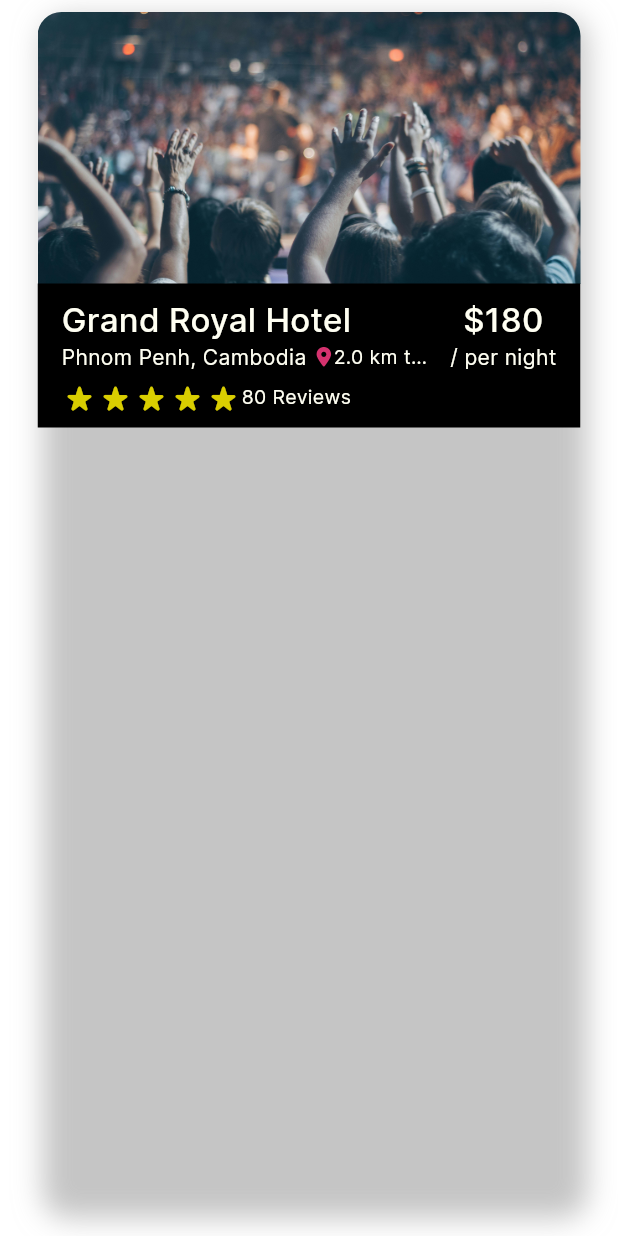
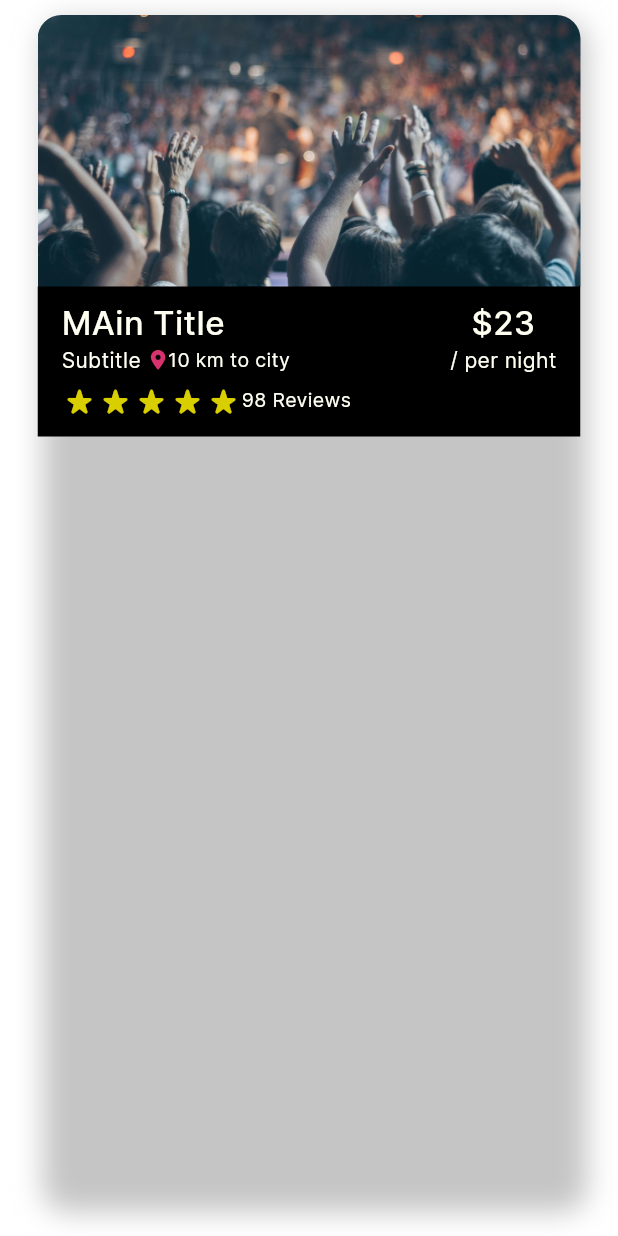
Before and after one commit to ShehanSumudhitha/Eventfest, a Flutter app: the EventCarousalCard widget shown alone on an empty page, opened directly with sample values from the repository, on a phone screen of 412 x 824 dp. Run offline on Flutter 3.47's test engine with Material 3 defaults, Android fonts, the phone set to English and light mode, and no system bars; drawn by our look-alikes of flutter_rating_bar; our stand-ins replace carousel_slider, firebase_auth, firebase_core, font_awesome_flutter, get, iconsax and 2 more; missing offline and left inert: gradient_icon; accounts and stored records are empty; network calls fail.

Commit message:
april update

```diff
--- a/lib/common/widgets/navigation_menu.dart
+++ b/lib/common/widgets/navigation_menu.dart
@@ -24,9 +24,9 @@ class NavigationMenu extends StatelessWidget {
           onDestinationSelected: (index) =>
               controller.selectedIndex.value = index,
           destinations: [
-            NavigationDestination(icon: Icon(Iconsax.home), label: "Home"),
             NavigationDestination(
                 icon: Icon(Iconsax.search_normal_1), label: "Search"),
+            NavigationDestination(icon: Icon(Iconsax.home), label: "Home"),
             NavigationDestination(icon: Icon(Iconsax.ticket), label: "Tickets"),
             NavigationDestination(icon: Icon(Iconsax.user), label: "Profile"),
           ],
--- a/lib/home.dart
+++ b/lib/home.dart
@@ -2,6 +2,9 @@ import 'package:carousel_slider/carousel_slider.dart';
 import 'package:eventmainapp/utils/theme/theme.dart';
 import 'package:flutter/material.dart';
 import 'package:smooth_page_indicator/smooth_page_indicator.dart';
+
+import 'common/widgets/navigation_menu.dart';
+import 'utils/constants/event_carousal.dart';
 
 class HomeScreen extends StatefulWidget {
   const HomeScreen({super.key});
@@ -12,16 +15,16 @@ class HomeScreen extends StatefulWidget {
 
 class _HomeScreenState extends State<HomeScreen> {
   final myitems = [
-    Image.asset('assets/images/image_01.jpeg'),
-    Image.asset('assets/images/image_02.jpg'),
-    Image.asset('assets/images/image_03.jpg'),
-    Image.asset('assets/images/image_04.jpg'),
-    Image.asset('assets/images/image_05.jpg'),
-    // EventCarousalCard(),
-    // EventCarousalCard(),
-    // EventCarousalCard(),
-    // EventCarousalCard(),
-    // EventCarousalCard(),
+    // Image.asset('assets/images/image_01.jpeg'),
+    // Image.asset('assets/images/image_02.jpg'),
+    // Image.asset('assets/images/image_03.jpg'),
+    // Image.asset('assets/images/image_04.jpg'),
+    // Image.asset('assets/images/image_05.jpg'),
+    EventCarousalCard(),
+    EventCarousalCard(),
+    EventCarousalCard(),
+    EventCarousalCard(),
+    EventCarousalCard(),
   ];
 
   int myCurrentIndex = 0;
@@ -31,6 +34,7 @@ class _HomeScreenState extends State<HomeScreen> {
       debugShowCheckedModeBanner: false,
       theme: EAppTheme.mainTheme,
       home: Scaffold(
+        bottomNavigationBar: const NavigationMenu(),
         body: SingleChildScrollView(
           child: Column(
             children: [
@@ -93,7 +97,7 @@ class _HomeScreenState extends State<HomeScreen> {
               CarouselSlider(
                 options: CarouselOptions(
                     autoPlay: true,
-                    height: 200,
+                    height: 267,
                     autoPlayCurve: Curves.fastOutSlowIn,
                     autoPlayAnimationDuration: Duration(milliseconds: 400),
                     autoPlayInterval: const Duration(seconds: 3),
--- a/lib/main.dart
+++ b/lib/main.dart
@@ -1,10 +1,14 @@
 import 'package:eventmainapp/common/widgets/splash_screen.dart';
+import 'package:eventmainapp/firebase_options.dart';
 import 'package:eventmainapp/utils/features/authentication/screens/signup_screen.dart';
 import 'package:eventmainapp/utils/theme/theme.dart';
+import 'package:firebase_core/firebase_core.dart';
 import 'package:flutter/material.dart';
 import 'package:get/get.dart';
 
 void main() async {
+  WidgetsFlutterBinding.ensureInitialized();
+  await Firebase.initializeApp(options: DefaultFirebaseOptions.currentPlatform);
   runApp(const MyApp());
 }
 
@@ -18,7 +22,7 @@ class MyApp extends StatelessWidget {
       debugShowCheckedModeBanner: false,
       title: 'Flutter Demo',
       theme: EAppTheme.mainTheme,
-      home: const SplashScreen(
+      home: SplashScreen(
         child: SplashScreen(
           child: SignUpPage(),
         ),
--- a/lib/utils/constants/event_carousal.dart
+++ b/lib/utils/constants/event_carousal.dart
@@ -12,7 +12,7 @@ class EventCarousalCard extends StatelessWidget {
   @override
   Widget build(BuildContext context) {
     return Container(
-      padding: EdgeInsets.only(left: 25, right: 25, top: 8, bottom: 16),
+      padding: EdgeInsets.only(left: 25, right: 25, top: 10, bottom: 20),
       child: Container(
         decoration:
             BoxDecoration(borderRadius: BorderRadius.circular(16), boxShadow: [
@@ -30,23 +30,25 @@ class EventCarousalCard extends StatelessWidget {
               AspectRatio(
                 aspectRatio: 2,
                 child: Image.asset(
-                  item!.imagePath,
+                  "assets/images/events/hotel_1.jpg",
                   fit: BoxFit.cover,
                 ),
               ),
               Container(
+                height: 100,
                 color: Colors.black,
                 child: Row(
                     crossAxisAlignment: CrossAxisAlignment.start,
                     children: [
                       Expanded(
                         child: Container(
-                          padding: EdgeInsets.only(left: 16, bottom: 8, top: 8),
+                          padding:
+                              EdgeInsets.only(left: 16, bottom: 16, top: 8),
                           child: Column(
                             crossAxisAlignment: CrossAxisAlignment.start,
                             children: [
                               Text(
-                                item!.title,
+                                "MAin Title",
                                 textAlign: TextAlign.left,
                                 style: TextStyle(
                                     fontWeight: FontWeight.w600, fontSize: 22),
@@ -55,7 +57,7 @@ class EventCarousalCard extends StatelessWidget {
                                 mainAxisAlignment: MainAxisAlignment.start,
                                 children: [
                                   Text(
-                                    item!.sub,
+                                    "Subtitle",
                                     style: TextStyle(fontSize: 14),
                                   ),
                                   SizedBox(width: 5),
@@ -66,7 +68,7 @@ class EventCarousalCard extends StatelessWidget {
                                   ),
                                   Expanded(
                                     child: Text(
-                                      "${item!.distance} km to city",
+                                      "10 km to city",
                                       style: TextStyle(fontSize: 13),
                                       overflow: TextOverflow.ellipsis,
                                     ),
@@ -77,7 +79,7 @@ class EventCarousalCard extends StatelessWidget {
                                 padding: EdgeInsets.only(top: 5),
                                 child: Row(children: [
                                   RatingBar(
-                                      initialRating: item!.rating,
+                                      initialRating: 3,
                                       direction: Axis.horizontal,
                                       allowHalfRating: true,
                                       itemCount: 5,
@@ -102,7 +104,7 @@ class EventCarousalCard extends StatelessWidget {
                                       itemPadding: EdgeInsets.zero,
                                       onRatingUpdate: (value) {}),
                                   Text(
-                                    "${item!.reviews} Reviews",
+                                    "98 Reviews",
                                     style: TextStyle(fontSize: 13),
                                     overflow: TextOverflow.ellipsis,
                                   ),
@@ -121,7 +123,7 @@ class EventCarousalCard extends StatelessWidget {
                             crossAxisAlignment: CrossAxisAlignment.center,
                             children: [
                               Text(
-                                "\$${item!.perNight}",
+                                "\$23",
                                 style: TextStyle(
                                     fontWeight: FontWeight.w600, fontSize: 22),
                               ),
--- a/lib/utils/features/events/models/dummy_data.dart
+++ b/lib/utils/features/events/models/dummy_data.dart
@@ -8,7 +8,7 @@ class EventListData {
   int perNight;
 
   EventListData(
-      {this.imagePath = '',
+      {this.imagePath = "",
       this.title = "",
       this.sub = "",
       this.distance = 1,
@@ -28,7 +28,7 @@ class EventListData {
   static List<EventListData> list = [
     EventListData(
       imagePath: "assets/images/events/hotel_1.jpg",
-      title: 'Grand Royal Hotel',
+      title: 'Grand Royal StandUp',
       sub: 'Phnom Penh, Cambodia',
       distance: 2.0,
       reviews: 80,
@@ -37,7 +37,7 @@ class EventListData {
     ),
     EventListData(
       imagePath: "assets/images/events/hotel_1.jpg",
-      title: 'Morok Denyor Hotel',
+      title: 'Morok Denyor Buffet',
       sub: 'Kompong Thom, Cambodia',
       distance: 2.0,
       reviews: 20,
@@ -46,7 +46,7 @@ class EventListData {
     ),
     EventListData(
       imagePath: "assets/images/events/hotel_3.jpeg",
-      title: 'Sopheap Neary Hotel',
+      title: 'Sopheap Night Fever',
       sub: 'London, Cambodia',
       distance: 2.0,
       reviews: 100,
@@ -55,7 +55,7 @@ class EventListData {
     ),
     EventListData(
       imagePath: "assets/images/events/hotel_4.jpeg",
-      title: 'Bongkalaw hotel Koh Rong',
+      title: 'Bongkalaw Event Koh Rong',
       sub: 'Koh Rong, Cambodia',
       distance: 2.0,
       reviews: 80,
@@ -64,7 +64,7 @@ class EventListData {
     ),
     EventListData(
       imagePath: "assets/images/events/hotel_5.jpeg",
-      title: 'The Internal Build Hotel',
+      title: 'The Internal Build Cafe',
       sub: 'Phnom Penh, Cambodia',
       distance: 2.0,
       reviews: 80,
--- a/pubspec.yaml
+++ b/pubspec.yaml
@@ -49,6 +49,8 @@ dependencies:
   firebase_core: ^2.24.2
   firebase_database: ^10.4.0
   firebase_helpers: ^0.6.1
+  fluentui_system_icons: ^1.1.232
+  gap: ^3.0.1
 
 dev_dependencies:
   flutter_test:
```
Also changed, not shown: lib/utils/features/authentication/controllers/auth_controller.dart (added, +20 -0 lines), lib/utils/features/authentication/controllers/auth_service.dart (added, +97 -0 lines), lib/utils/features/authentication/screens/login_screen.dart (+19 -7 lines), lib/utils/features/authentication/screens/profile/profile_screen.dart (+9 -2 lines), lib/utils/features/authentication/screens/signup_screen.dart (+25 -10 lines), lib/firebase_options.dart (added), pubspec.lock, 6 other files.
